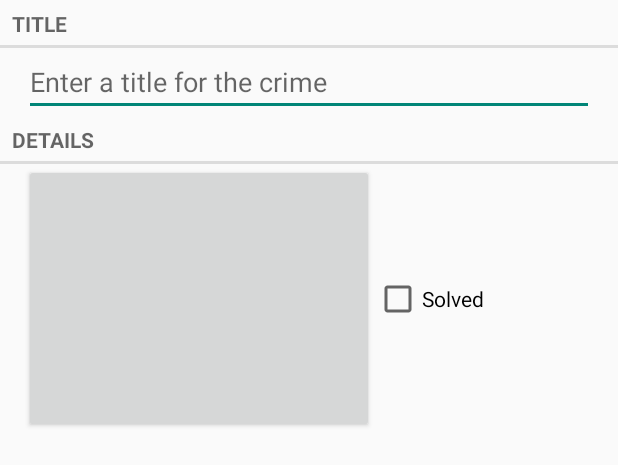
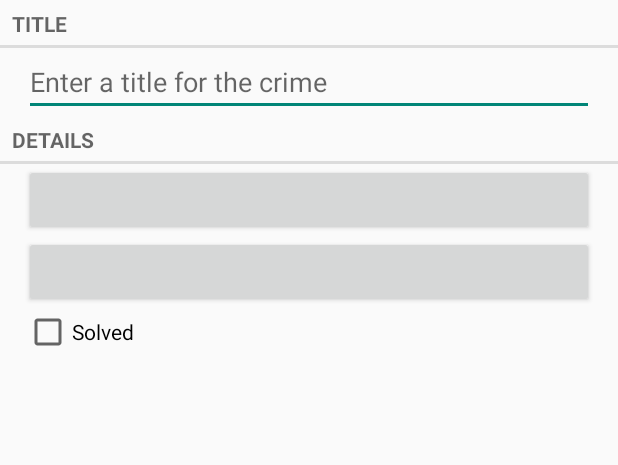
Before and after one commit to mcast75/Criminal_Intent_Ch13, an Android app: the layout fragment_crime.xml on its own in the app's theme, with its tools: preview values and no code run, on a phone screen of 412 x 824 dp. Shown: the top 465 px of the screen. Run offline under Robolectric (Android 15) with nearby library versions, the phone set to English and light mode, and no system bars.

Commit message:
Chapter 12 Challenge

```diff
--- a/app/src/main/java/android/bignerdranch/com/criminalintent_415/CrimeListFragment.java
+++ b/app/src/main/java/android/bignerdranch/com/criminalintent_415/CrimeListFragment.java
@@ -54,7 +54,7 @@ public class CrimeListFragment extends Fragment {
             mAdapter.notifyItemChanged(toUpdate);
         }
     }
-
+/*
     @Override
     public void onActivityResult(int requestCode, int resultCode, Intent data){
 
@@ -74,7 +74,7 @@ public class CrimeListFragment extends Fragment {
             }
         }
     }
-
+*/
 
 
     private class CrimeHolder extends RecyclerView.ViewHolder implements View.OnClickListener{
--- a/app/src/main/res/layout/fragment_crime.xml
+++ b/app/src/main/res/layout/fragment_crime.xml
@@ -1,51 +1,48 @@
-<?xml version="1.0" encoding="utf-8"?>
-<LinearLayout
-    xmlns:android="http://schemas.android.com/apk/res/android"
-    android:orientation="vertical"
-    android:layout_width="match_parent"
-    android:layout_height="wrap_content">
+<LinearLayout xmlns:android="http://schemas.android.com/apk/res/android" xmlns:tools="http://schemas.android.com/tools"
+              android:layout_width="match_parent"
+              android:layout_height="match_parent"
+              android:orientation="vertical"
+              tools:context="com.bignerdranch.android.criminalintent.CrimeFragment">
 
     <TextView
         android:layout_width="match_parent"
         android:layout_height="wrap_content"
         android:text="@string/crime_title_label"
-        style="?android:listSeparatorTextViewStyle"
-    />
+        style="?android:listSeparatorTextViewStyle"/>
 
     <EditText
+        android:id="@+id/crime_title"
         android:layout_width="match_parent"
         android:layout_height="wrap_content"
-        android:id="@+id/crime_title"
-        android:hint="@string/crime_title_hint"
         android:layout_marginLeft="16dp"
-        android:layout_marginRight="16dp" />
+        android:layout_marginRight="16dp"
+        android:hint="@string/crime_title_hint"/>
 
     <TextView
         android:layout_width="match_parent"
         android:layout_height="wrap_content"
         android:text="@string/crime_details_label"
-        style="?android:listSeparatorTextViewStyle"
-    />
+        style="?android:listSeparatorTextViewStyle"/>
 
-    <LinearLayout
-        android:orientation="horizontal"
+    <Button
+        android:id="@+id/crime_date"
         android:layout_width="match_parent"
         android:layout_height="wrap_content"
         android:layout_marginLeft="16dp"
-        android:layout_marginRight="16dp">
+        android:layout_marginRight="16dp"/>
 
-        <Button android:id="@+id/crime_date"
-            android:layout_width="wrap_content"
-            android:layout_height="wrap_content"
-                android:padding="80dp"
-                android:layout_weight="1"/>
+    <Button
+        android:id="@+id/crime_time"
+        android:layout_width="match_parent"
+        android:layout_height="wrap_content"
+        android:layout_marginLeft="16dp"
+        android:layout_marginRight="16dp"/>
 
-        <CheckBox android:id="@+id/crime_solved"
-            android:layout_width="wrap_content"
-            android:layout_height="wrap_content"
-                  android:text="@string/crime_solved_label"
-                  android:layout_weight="1"/>
-
-    </LinearLayout>
-
+    <CheckBox
+        android:id="@+id/crime_solved"
+        android:layout_width="match_parent"
+        android:layout_height="wrap_content"
+        android:layout_marginLeft="16dp"
+        android:layout_marginRight="16dp"
+        android:text="@string/crime_solved_label"/>
 </LinearLayout>
```
Also changed, not shown: app/src/main/java/android/bignerdranch/com/criminalintent_415/Crime.java (+59 -26 lines), app/src/main/java/android/bignerdranch/com/criminalintent_415/CrimeFragment.java (+64 -58 lines), app/src/main/java/android/bignerdranch/com/criminalintent_415/DatePickerFragment.java (+16 -54 lines), app/src/main/java/android/bignerdranch/com/criminalintent_415/PickerDialogFragment.java (added, +63 -0 lines), app/src/main/java/android/bignerdranch/com/criminalintent_415/TimePickerFragment.java (added, +49 -0 lines), app/src/main/res/layout/dialog_time.xml (added, +7 -0 lines).
